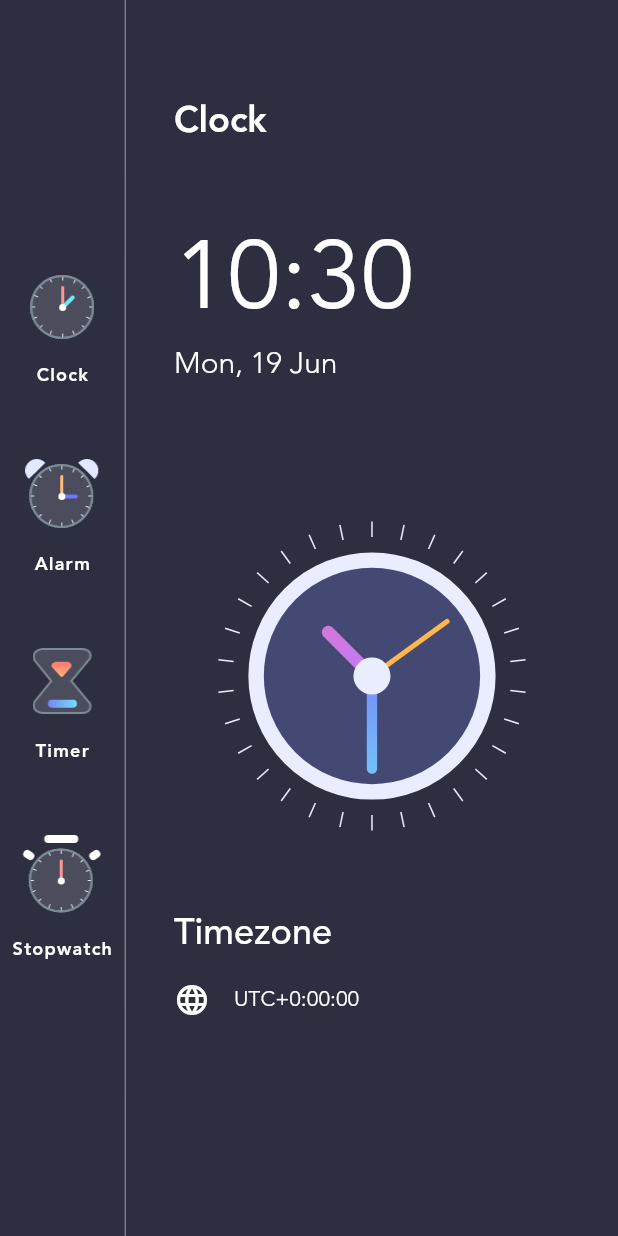
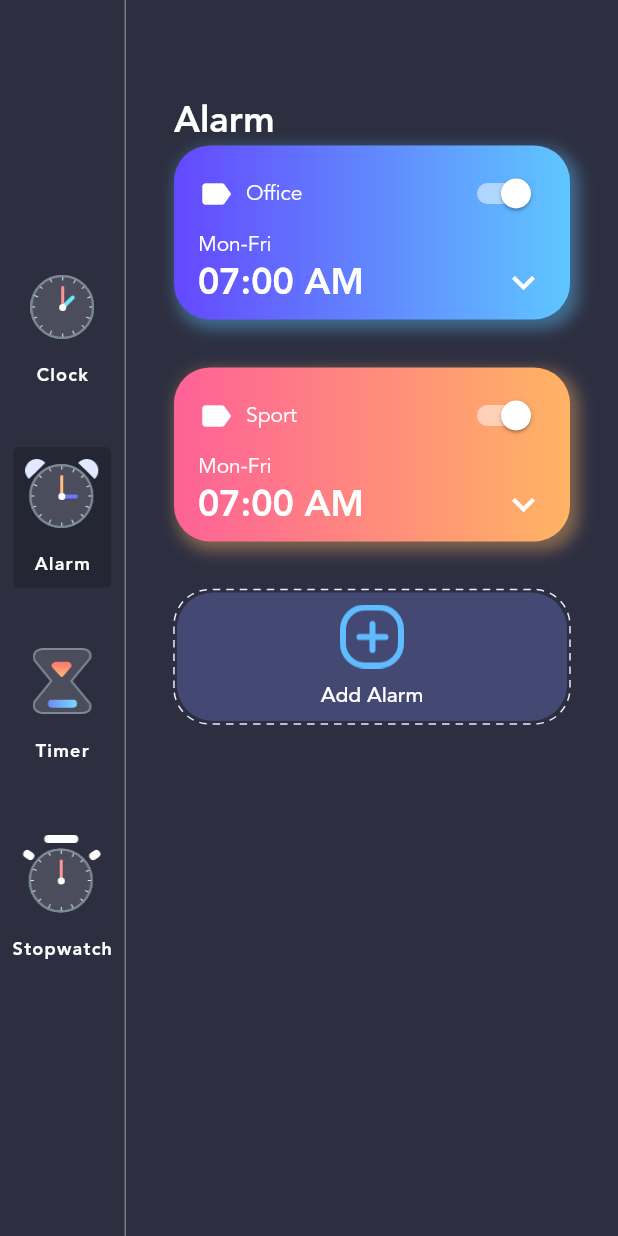
Before and after one commit to Eleaus-Hossain-Evan/flutter_clock_app, a Flutter app: the screen it shows after launch, after a tap on "Alarm", on a phone screen of 412 x 824 dp. Run offline on Flutter 3.47's test engine with Material 2 defaults, Android fonts, the light colour scheme and no system bars; drawn by our look-alikes of dotted_border.

Commit message:
alarm page design complete

```diff
--- /dev/null
+++ b/lib/data.dart
@@ -0,0 +1,29 @@
+import 'package:flutter_clock_app/model/menu_info.dart';
+
+import 'constants/theme_data.dart';
+import 'enums.dart';
+import 'model/alarm_info.dart';
+
+List<MenuInfo> menuItems = [
+  MenuInfo(MenuType.clock,
+      title: 'Clock', imageSource: 'assets/clock_icon.png'),
+  MenuInfo(MenuType.alarm,
+      title: 'Alarm', imageSource: 'assets/alarm_icon.png'),
+  MenuInfo(MenuType.timer,
+      title: 'Timer', imageSource: 'assets/timer_icon.png'),
+  MenuInfo(MenuType.stopwatch,
+      title: 'Stopwatch', imageSource: 'assets/stopwatch_icon.png'),
+];
+
+List<AlarmInfo> alarms = [
+  AlarmInfo(
+    DateTime.now().add(const Duration(hours: 1)),
+    description: 'Office',
+    gradientColors: GradientColors.sky,
+  ),
+  AlarmInfo(
+    DateTime.now().add(const Duration(hours: 2)),
+    description: 'Sport',
+    gradientColors: GradientColors.sunset,
+  ),
+];
--- /dev/null
+++ b/lib/enums.dart
@@ -0,0 +1 @@
+enum MenuType { clock, alarm, timer, stopwatch }
--- a/lib/home_page.dart
+++ /dev/null
@@ -1,202 +0,0 @@
-import 'dart:async';
-
-import 'package:flutter/material.dart';
-import 'package:flutter_clock_app/clock_view.dart';
-import 'package:intl/intl.dart';
-
-import 'theme_data.dart';
-
-class HomePage extends StatelessWidget {
-  const HomePage({super.key});
-
-  @override
-  Widget build(BuildContext context) {
-    var now = DateTime.now();
-
-    var formattedDate = DateFormat("EEE, d MMM").format(now);
-    var timezoneString = now.timeZoneOffset.toString().split('.').first;
-    var offsetSign = '';
-    if (!timezoneString.startsWith('-')) offsetSign = '+';
-    print(timezoneString);
-
-    return Scaffold(
-      backgroundColor: const Color(0xFF2D2F41),
-      body: Row(
-        children: [
-          Column(
-            mainAxisAlignment: MainAxisAlignment.center,
-            children: [
-              buildMenuButton(text: "Clock", iconPath: 'assets/clock_icon.png'),
-              buildMenuButton(text: "Alarm", iconPath: 'assets/alarm_icon.png'),
-              buildMenuButton(text: "Timer", iconPath: 'assets/timer_icon.png'),
-              buildMenuButton(
-                  text: "Stopwatch", iconPath: 'assets/stopwatch_icon.png'),
-            ],
-          ),
-          const VerticalDivider(
-            color: Colors.white54,
-            width: 1,
-          ),
-          Expanded(
-              child: Container(
-            padding: const EdgeInsets.symmetric(horizontal: 32, vertical: 64),
-            child: Column(
-              crossAxisAlignment: CrossAxisAlignment.start,
-              children: <Widget>[
-                Flexible(
-                  flex: 1,
-                  fit: FlexFit.tight,
-                  child: Text(
-                    'Clock',
-                    style: TextStyle(
-                        fontFamily: 'avenir',
-                        fontWeight: FontWeight.w700,
-                        color: CustomColors.primaryTextColor,
-                        fontSize: 24),
-                  ),
-                ),
-                Flexible(
-                  flex: 2,
-                  child: Column(
-                    crossAxisAlignment: CrossAxisAlignment.start,
-                    children: <Widget>[
-                      const DigitalClockWidget(),
-                      Text(
-                        formattedDate,
-                        style: TextStyle(
-                            fontFamily: 'avenir',
-                            fontWeight: FontWeight.w300,
-                            color: CustomColors.primaryTextColor,
-                            fontSize: 20),
-                      ),
-                    ],
-                  ),
-                ),
-                Flexible(
-                  flex: 4,
-                  fit: FlexFit.tight,
-                  child: Align(
-                    alignment: Alignment.center,
-                    child: ClockView(
-                      size: MediaQuery.of(context).size.height / 4,
-                    ),
-                  ),
-                ),
-                Flexible(
-                  flex: 2,
-                  fit: FlexFit.tight,
-                  child: Column(
-                    crossAxisAlignment: CrossAxisAlignment.start,
-                    children: <Widget>[
-                      Text(
-                        'Timezone',
-                        style: TextStyle(
-                            fontFamily: 'avenir',
-                            fontWeight: FontWeight.w500,
-                            color: CustomColors.primaryTextColor,
-                            fontSize: 24),
-                      ),
-                      const SizedBox(height: 16),
-                      Row(
-                        children: <Widget>[
-                          Icon(
-                            Icons.language,
-                            color: CustomColors.primaryTextColor,
-                          ),
-                          const SizedBox(width: 16),
-                          Text(
-                            'UTC' + offsetSign + timezoneString,
-                            style: TextStyle(
-                                fontFamily: 'avenir',
-                                color: CustomColors.primaryTextColor,
-                                fontSize: 14),
-                          ),
-                        ],
-                      ),
-                    ],
-                  ),
-                ),
-              ],
-            ),
-          )),
-        ],
-      ),
-    );
-  }
-
-  Widget buildMenuButton({required String text, required String iconPath}) {
-    return Padding(
-      padding: const EdgeInsets.symmetric(vertical: 16),
-      child: TextButton(
-        onPressed: () {},
-        child: Column(
-          children: [
-            Image.asset(
-              iconPath,
-              scale: 1.5,
-            ),
-            const SizedBox(height: 16),
-            Text(
-              text,
-              style: const TextStyle(
-                fontFamily: 'avenir',
-                color: Colors.white,
-                fontSize: 12,
-                fontWeight: FontWeight.w600,
-                letterSpacing: .8,
-              ),
-            ),
-          ],
-        ),
-      ),
-    );
-  }
-}
-
-class DigitalClockWidget extends StatefulWidget {
-  const DigitalClockWidget({
-    Key? key,
-  }) : super(key: key);
-  @override
-  State<StatefulWidget> createState() {
-    return DigitalClockWidgetState();
-  }
-}
-
-class DigitalClockWidgetState extends State<DigitalClockWidget> {
-  var formattedTime = DateFormat('HH:mm').format(DateTime.now());
-  late Timer timer;
-
-  @override
-  void initState() {
-    timer = Timer.periodic(const Duration(seconds: 1), (timer) {
-      var perviousMinute =
-          DateTime.now().add(const Duration(seconds: -1)).minute;
-      var currentMinute = DateTime.now().minute;
-      if (perviousMinute != currentMinute) {
-        setState(() {
-          formattedTime = DateFormat('HH:mm').format(DateTime.now());
-        });
-      }
-    });
-    super.initState();
-  }
-
-  @override
-  void dispose() {
-    timer.cancel();
-    super.dispose();
-  }
-
-  @override
-  Widget build(BuildContext context) {
-    print('=====>digital clock updated');
-    return Text(
-      formattedTime,
-      style: TextStyle(
-          fontFamily: 'avenir',
-          color: CustomColors.primaryTextColor,
-          fontSize: 64),
-    );
-  }
-}
--- a/lib/main.dart
+++ b/lib/main.dart
@@ -1,5 +1,8 @@
 import 'package:flutter/material.dart';
-import 'package:flutter_clock_app/home_page.dart';
+import 'package:flutter_clock_app/enums.dart';
+import 'package:flutter_clock_app/view/home_page.dart';
+import 'package:flutter_clock_app/model/menu_info.dart';
+import 'package:provider/provider.dart';
 
 void main() {
   runApp(const MainApp());
@@ -16,7 +19,11 @@ class MainApp extends StatelessWidget {
         primarySwatch: Colors.blue,
         visualDensity: VisualDensity.adaptivePlatformDensity,
       ),
-      home: const HomePage(),
+      home: ChangeNotifierProvider<MenuInfo>(
+        create: (context) => MenuInfo(MenuType.clock,
+            title: "Clock", imageSource: "assets/clock_icon.png"),
+        child: const HomePage(),
+      ),
     );
   }
 }
--- /dev/null
+++ b/lib/model/alarm_info.dart
@@ -0,0 +1,15 @@
+import 'package:flutter/material.dart';
+
+class AlarmInfo {
+  DateTime alarmDateTime;
+  String description;
+  bool isActive;
+  List<Color> gradientColors;
+
+  AlarmInfo(
+    this.alarmDateTime, {
+    required this.description,
+    this.isActive = true,
+    required this.gradientColors,
+  });
+}
--- /dev/null
+++ b/lib/model/menu_info.dart
@@ -0,0 +1,37 @@
+import 'package:flutter/foundation.dart';
+import 'package:flutter_clock_app/enums.dart';
+
+class MenuInfo extends ChangeNotifier {
+  MenuType menuType;
+  String title;
+  String imageSource;
+  MenuInfo(
+    this.menuType, {
+    required this.title,
+    required this.imageSource,
+  });
+
+  MenuInfo copyWith({
+    MenuType? menuType,
+    String? title,
+    String? imageSource,
+  }) {
+    return MenuInfo(
+      menuType ?? this.menuType,
+      title: title ?? this.title,
+      imageSource: imageSource ?? this.imageSource,
+    );
+  }
+
+  @override
+  String toString() =>
+      'MenuInfo(menuType: $menuType, title: $title, imageSource: $imageSource)';
+
+  updateMenuInfo(MenuInfo menuInfo) {
+    menuType = menuInfo.menuType;
+    title = menuInfo.title;
+    imageSource = menuInfo.imageSource;
+
+    notifyListeners();
+  }
+}
--- /dev/null
+++ b/lib/view/alarm_page.dart
@@ -0,0 +1,154 @@
+import 'package:dotted_border/dotted_border.dart';
+import 'package:flutter/material.dart';
+import 'package:flutter_clock_app/data.dart';
+
+import '../constants/theme_data.dart';
+
+class AlarmPage extends StatelessWidget {
+  const AlarmPage({super.key});
+
+  @override
+  Widget build(BuildContext context) {
+    return Padding(
+      padding: const EdgeInsets.symmetric(horizontal: 32, vertical: 64),
+      child: Column(
+        mainAxisAlignment: MainAxisAlignment.center,
+        crossAxisAlignment: CrossAxisAlignment.start,
+        children: [
+          Text(
+            'Alarm',
+            style: TextStyle(
+              fontFamily: 'avenir',
+              fontWeight: FontWeight.w700,
+              color: CustomColors.primaryTextColor,
+              fontSize: 24,
+            ),
+          ),
+          Expanded(
+            child: ListView(
+              physics: const BouncingScrollPhysics(),
+              children: alarms
+                  .map<Widget>(
+                (alarm) => Container(
+                  padding: const EdgeInsets.symmetric(
+                    horizontal: 16,
+                    vertical: 8,
+                  ),
+                  margin: const EdgeInsets.only(bottom: 32),
+                  decoration: BoxDecoration(
+                    color: Colors.red.shade400,
+                    borderRadius: const BorderRadius.all(
+                      Radius.circular(24),
+                    ),
+                    gradient: LinearGradient(
+                      colors: alarm.gradientColors,
+                      begin: Alignment.centerLeft,
+                      end: Alignment.centerRight,
+                    ),
+                    boxShadow: [
+                      BoxShadow(
+                        color: alarm.gradientColors.last.withOpacity(.4),
+                        blurRadius: 8,
+                        spreadRadius: 2,
+                        offset: const Offset(4, 4),
+                      ),
+                    ],
+                  ),
+                  child: Column(
+                    crossAxisAlignment: CrossAxisAlignment.start,
+                    children: [
+                      Row(
+                        children: [
+                          Icon(
+                            Icons.label,
+                            color: CustomColors.primaryTextColor,
+                            size: 24,
+                          ),
+                          const SizedBox(width: 8),
+                          Text(
+                            alarm.description ?? '',
+                            style: TextStyle(
+                                color: CustomColors.primaryTextColor,
+                                fontFamily: 'avenir'),
+                          ),
+                          Flexible(
+                            child: Align(
+                              alignment: Alignment.centerRight,
+                              child: Switch(
+                                value: true,
+                                onChanged: (val) {},
+                                activeColor: Colors.white,
+                              ),
+                            ),
+                          ),
+                        ],
+                      ),
+                      Text(
+                        'Mon-Fri',
+                        style: TextStyle(
+                          fontFamily: 'avenir',
+                          color: CustomColors.primaryTextColor,
+                        ),
+                      ),
+                      Row(
+                        mainAxisAlignment: MainAxisAlignment.spaceBetween,
+                        children: [
+                          Text(
+                            '07:00 AM',
+                            style: TextStyle(
+                              fontFamily: 'avenir',
+                              color: CustomColors.primaryTextColor,
+                              fontWeight: FontWeight.w700,
+                              fontSize: 24,
+                            ),
+                          ),
+                          Icon(
+                            Icons.keyboard_arrow_down,
+                            size: 30,
+                            color: CustomColors.primaryTextColor,
+                          ),
+                        ],
+                      ),
+                    ],
+                  ),
+                ),
+              )
+                  .followedBy([
+                DottedBorder(
+                  strokeWidth: 1,
+                  color: CustomColors.clockOutline,
+                  borderType: BorderType.RRect,
+                  radius: const Radius.circular(24),
+                  dashPattern: [5, 4],
+                  child: Container(
+                    width: double.infinity,
+                    decoration: BoxDecoration(
+                      color: CustomColors.clockBG,
+                      borderRadius: BorderRadius.circular(24),
+                    ),
+                    child: TextButton(
+                      onPressed: () {},
+                      child: Column(
+                        children: [
+                          Image.asset("assets/add_alarm.png", scale: 1.5),
+                          const SizedBox(height: 8),
+                          Text(
+                            'Add Alarm',
+                            style: TextStyle(
+                              fontFamily: 'avenir',
+                              color: CustomColors.primaryTextColor,
+                            ),
+                          ),
+                        ],
+                      ),
+                    ),
+                  ),
+                ),
+              ]).toList(),
+            ),
+          ),
+        ],
+      ),
+    );
+  }
+}
--- /dev/null
+++ b/lib/view/clock_page.dart
@@ -0,0 +1,151 @@
+import 'dart:async';
+
+import 'package:flutter/material.dart';
+import 'package:intl/intl.dart';
+
+import '../constants/theme_data.dart';
+import 'clock_view.dart';
+
+class ClockPage extends StatelessWidget {
+  const ClockPage({super.key});
+
+  @override
+  Widget build(BuildContext context) {
+    var now = DateTime.now();
+
+    var formattedDate = DateFormat("EEE, d MMM").format(now);
+    var timezoneString = now.timeZoneOffset.toString().split('.').first;
+    var offsetSign = '';
+    if (!timezoneString.startsWith('-')) offsetSign = '+';
+    print(timezoneString);
+    return Container(
+      padding: const EdgeInsets.symmetric(horizontal: 32, vertical: 64),
+      child: Column(
+        crossAxisAlignment: CrossAxisAlignment.start,
+        children: <Widget>[
+          Flexible(
+            flex: 1,
+            fit: FlexFit.tight,
+            child: Text(
+              'Clock',
+              style: TextStyle(
+                  fontFamily: 'avenir',
+                  fontWeight: FontWeight.w700,
+                  color: CustomColors.primaryTextColor,
+                  fontSize: 24),
+            ),
+          ),
+          Flexible(
+            flex: 2,
+            child: Column(
+              crossAxisAlignment: CrossAxisAlignment.start,
+              children: <Widget>[
+                const DigitalClockWidget(),
+                Text(
+                  formattedDate,
+                  style: TextStyle(
+                      fontFamily: 'avenir',
+                      fontWeight: FontWeight.w300,
+                      color: CustomColors.primaryTextColor,
+                      fontSize: 20),
+                ),
+              ],
+            ),
+          ),
+          Flexible(
+            flex: 4,
+            fit: FlexFit.tight,
+            child: Align(
+              alignment: Alignment.center,
+              child: ClockView(
+                size: MediaQuery.of(context).size.height / 4,
+              ),
+            ),
+          ),
+          Flexible(
+            flex: 2,
+            fit: FlexFit.tight,
+            child: Column(
+              crossAxisAlignment: CrossAxisAlignment.start,
+              children: <Widget>[
+                Text(
+                  'Timezone',
+                  style: TextStyle(
+                      fontFamily: 'avenir',
+                      fontWeight: FontWeight.w500,
+                      color: CustomColors.primaryTextColor,
+                      fontSize: 24),
+                ),
+                const SizedBox(height: 16),
+                Row(
+                  children: <Widget>[
+                    Icon(
+                      Icons.language,
+                      color: CustomColors.primaryTextColor,
+                    ),
+                    const SizedBox(width: 16),
+                    Text(
+                      'UTC' + offsetSign + timezoneString,
+                      style: TextStyle(
+                          fontFamily: 'avenir',
+                          color: CustomColors.primaryTextColor,
+                          fontSize: 14),
+                    ),
+                  ],
+                ),
+              ],
+            ),
+          ),
+        ],
+      ),
+    );
+  }
+}
+
+class DigitalClockWidget extends StatefulWidget {
+  const DigitalClockWidget({
+    Key? key,
+  }) : super(key: key);
+  @override
+  State<StatefulWidget> createState() {
+    return DigitalClockWidgetState();
+  }
+}
+
+class DigitalClockWidgetState extends State<DigitalClockWidget> {
+  var formattedTime = DateFormat('HH:mm').format(DateTime.now());
+  late Timer timer;
+
+  @override
+  void initState() {
+    timer = Timer.periodic(const Duration(seconds: 1), (timer) {
+      var perviousMinute =
+          DateTime.now().add(const Duration(seconds: -1)).minute;
+      var currentMinute = DateTime.now().minute;
+      if (perviousMinute != currentMinute) {
+        setState(() {
+          formattedTime = DateFormat('HH:mm').format(DateTime.now());
+        });
+      }
+    });
+    super.initState();
+  }
+
+  @override
+  void dispose() {
+    timer.cancel();
+    super.dispose();
+  }
+
+  @override
+  Widget build(BuildContext context) {
+    print('=====>digital clock updated');
+    return Text(
+      formattedTime,
+      style: TextStyle(
+          fontFamily: 'avenir',
+          color: CustomColors.primaryTextColor,
+          fontSize: 64),
+    );
+  }
+}
--- a/lib/clock_view.dart
+++ b/lib/view/clock_view.dart
@@ -3,7 +3,7 @@ import 'dart:math';
 
 import 'package:flutter/material.dart';
 
-import 'theme_data.dart';
+import '../constants/theme_data.dart';
 
 class ClockView extends StatefulWidget {
   const ClockView({
--- /dev/null
+++ b/lib/view/home_page.dart
@@ -0,0 +1,101 @@
+import 'package:flutter/material.dart';
+import 'package:flutter_clock_app/data.dart';
+import 'package:flutter_clock_app/enums.dart';
+import 'package:flutter_clock_app/model/menu_info.dart';
+import 'package:flutter_clock_app/view/clock_page.dart';
+import 'package:provider/provider.dart';
+
+import '../constants/theme_data.dart';
+import 'alarm_page.dart';
+
+class HomePage extends StatefulWidget {
+  const HomePage({super.key});
+
+  @override
+  State<HomePage> createState() => _HomePageState();
+}
+
+class _HomePageState extends State<HomePage> {
+  final List<Widget> _pages = [
+    ClockPage(),
+    AlarmPage(),
+    Container(
+      color: Colors.blue,
+    ),
+    Container(
+      color: Colors.green,
+    ),
+  ];
+  @override
+  Widget build(BuildContext context) {
+    return Scaffold(
+      backgroundColor: const Color(0xFF2D2F41),
+      body: Row(
+        children: [
+          Column(
+            mainAxisAlignment: MainAxisAlignment.center,
+            children: menuItems.map((e) => buildMenuButton(e)).toList(),
+          ),
+          const VerticalDivider(
+            color: Colors.white54,
+            width: 1,
+          ),
+          Consumer<MenuInfo>(
+            builder: (context, value, child) {
+              return Expanded(child: _pages[value.menuType.index]);
+            },
+          ),
+        ],
+      ),
+    );
+  }
+
+  Widget buildMenuButton(MenuInfo currentMenuInfo) {
+    return Consumer<MenuInfo>(
+      builder: (context, value, child) {
+        return Padding(
+          padding: const EdgeInsets.symmetric(vertical: 16),
+          child: TextButton(
+            style: ButtonStyle(
+              // padding: MaterialStateProperty.all<EdgeInsets>(
+              //     const EdgeInsets.symmetric(horizontal: 32, vertical: 16)),
+              backgroundColor: MaterialStateProperty.all<Color>(
+                  currentMenuInfo.menuType == value.menuType
+                      ? CustomColors.menuBackgroundColor
+                      : Colors.transparent),
+              // shape: MaterialStateProperty.all<RoundedRectangleBorder>(
+              //   RoundedRectangleBorder(
+              //     borderRadius: BorderRadius.circular(20),
+              //   ),
+              // ),
+            ),
+            onPressed: () {
+              var menuInfo = Provider.of<MenuInfo>(context, listen: false);
+
+              menuInfo.updateMenuInfo(currentMenuInfo);
+            },
+            child: Column(
+              children: [
+                Image.asset(
+                  currentMenuInfo.imageSource,
+                  scale: 1.5,
+                ),
+                const SizedBox(height: 16),
+                Text(
+                  currentMenuInfo.title,
+                  style: const TextStyle(
+                    fontFamily: 'avenir',
+                    color: Colors.white,
+                    fontSize: 12,
+                    fontWeight: FontWeight.w600,
+                    letterSpacing: .8,
+                  ),
+                ),
+              ],
+            ),
+          ),
+        );
+      },
+    );
+  }
+}
--- a/pubspec.yaml
+++ b/pubspec.yaml
@@ -7,9 +7,12 @@ environment:
   sdk: ">=3.0.0 <4.0.0"
 
 dependencies:
+  dotted_border: ^2.0.0+3
+  equatable: ^2.0.5
   flutter:
     sdk: flutter
   intl: ^0.18.1
+  provider: ^6.0.5
 
 dev_dependencies:
   flutter_test:
```
Also changed, not shown: lib/constants/theme_data.dart (renamed from lib/theme_data.dart), pubspec.lock.
